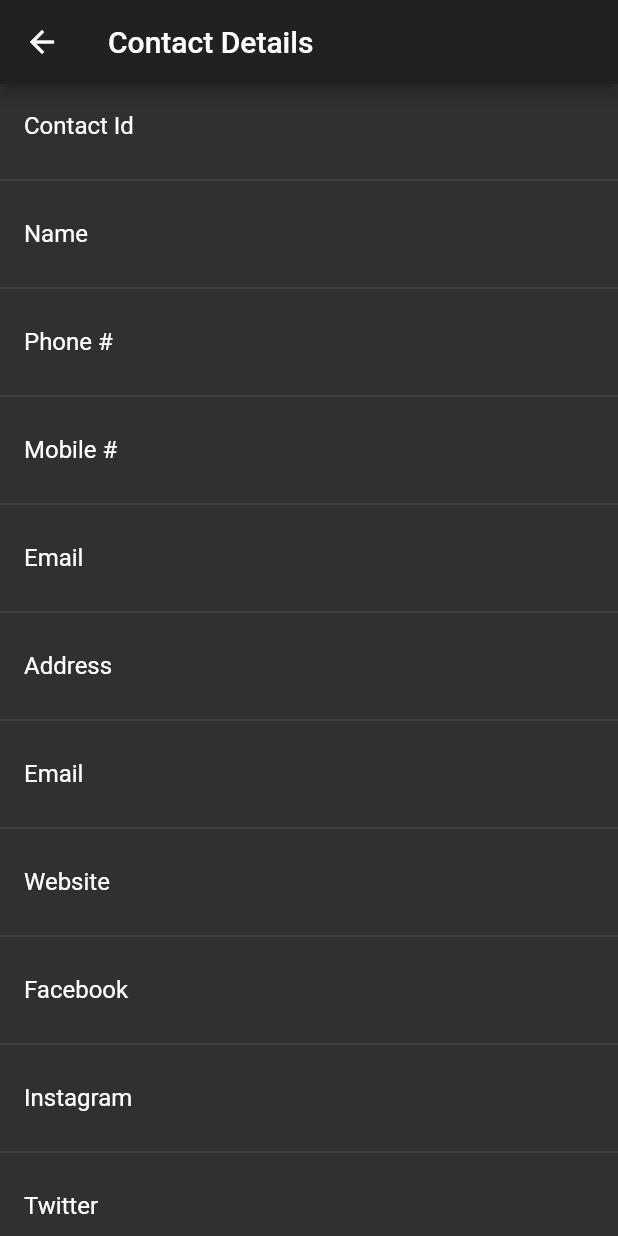
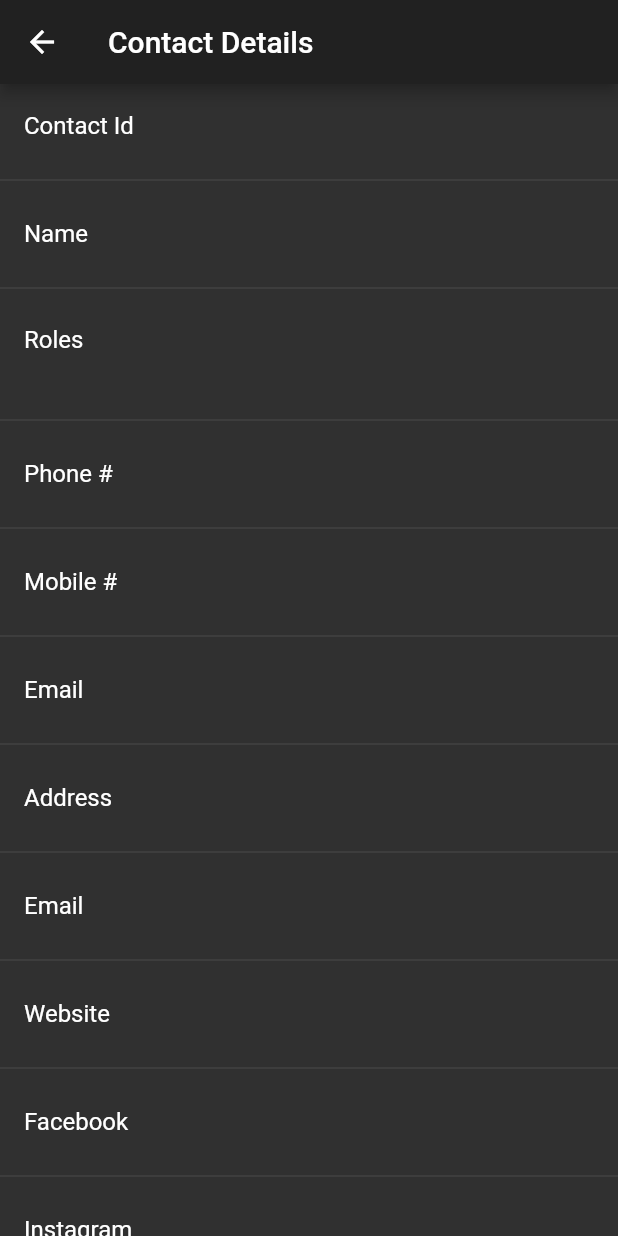
Before and after one commit to usmanali353/Horse-Management, a Flutter app: the contacts_details_page screen opened directly with empty values, on a phone screen of 412 x 824 dp. Run offline on Flutter 3.47's test engine with Material 2 defaults, Android fonts, the phone set to English and light mode, and no system bars; our stand-ins replace charts_flutter, circular_profile_avatar, data_connection_checker, flutter_datetime_picker, flutter_form_builder, flutter_slidable and 10 more; missing offline and left inert: dart:ffi, day_night_switch, multiselect_formfield; accounts and stored records are empty; network calls fail.

Commit message:
Fixed Contacts

```diff
--- a/lib/HMS/Breeding/BreedingControl/breeding_control_form.dart
+++ b/lib/HMS/Breeding/BreedingControl/breeding_control_form.dart
@@ -12,7 +12,6 @@ class add_breeding_control extends StatefulWidget{
   add_breeding_control(this.token);
   @override
   State<StatefulWidget> createState() {
-    // TODO: implement createState
     return _add_breeding_control_state(token);
   }
 
--- a/lib/HMS/Breeding/BreedingControl/breeding_control_list.dart
+++ b/lib/HMS/Breeding/BreedingControl/breeding_control_list.dart
@@ -91,10 +91,6 @@ class _breeding_control_list extends State< breeding_control_list>{
                   setState(() {
                     isVisible=false;
                   });
-                  Scaffold.of(context).showSnackBar(SnackBar(
-                    backgroundColor: Colors.red,
-                    content: Text("List Not Available"),
-                  ));
                 }
               });
             }else{
--- a/lib/HMS/Contacts/contact_detail.dart
+++ b/lib/HMS/Contacts/contact_detail.dart
@@ -33,7 +33,12 @@ class _contacts_detail_page_state extends State<contacts_details_page>{
               Divider(),
               ListTile(
                 title: Text("Name"),
-                trailing: Text(contacts_data['contactName']['name']!=null?contacts_data['contactName']['name']:''),
+                trailing: Text(contacts_data['name']!=null?contacts_data['name']:''),
+              ),
+              Divider(),
+              ListTile(
+                title: Text("Roles"),
+                subtitle: Text(contacts_data['allRoles']!=null?contacts_data['allRoles'].toString().replaceAll("[", '').replaceAll("]", ''):''),
               ),
               Divider(),
               ListTile(
--- a/lib/HMS/Contacts/contacts_list.dart
+++ b/lib/HMS/Contacts/contacts_list.dart
@@ -121,7 +121,7 @@ class _contacts_list_state extends State<contacts_list>{
                     ),
                   ],
                   child: ListTile(
-                    title: Text(contacts_list!=null?contacts_list[index]['contactName']['name']:''),
+                    title: Text(contacts_list!=null?contacts_list[index]['name']:''),
                    // trailing: Text(contacts_list!=null?contacts_list[index]['startDate']:''),
                   //  subtitle: Text(already_trained_list!=null?get_training_type_by_id(already_trained_list[index]['trainingType']):''),
                     leading: Icon(Icons.phone,size: 40,color: Colors.teal,),
```
Also changed, not shown: lib/HMS/Training/TrainingForCareTaker.dart (added, +36 -0 lines), lib/Network_Operations.dart (+12 -1 lines).
